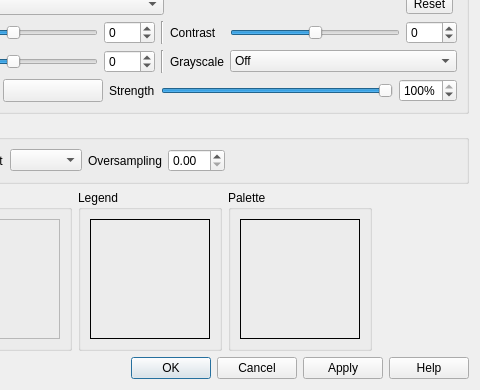
Before: the Qt Designer form src/ui/qgsrasterlayerpropertiesbase.ui in qgis/QGIS, drawn with Qt 5; both pictures show x 335 to 815 and y 340 to 730 of the 815 by 730 pixel window.
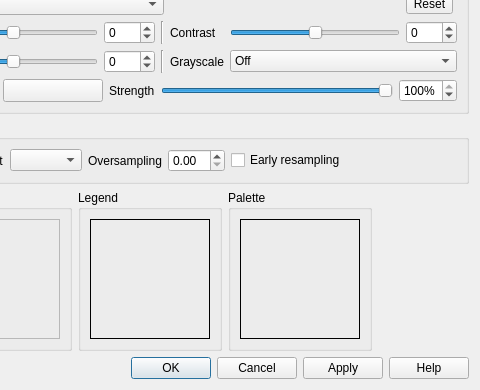
After: the same form once the commit is applied. The open tabs and pages were chosen to show the change. Icons and pictures are not drawn. Custom widgets are drawn as their Qt base class.

Commit message:
Raster resampling: add provider-level settings, and a switch at rasterpipe level between resamplingFilter and provider resampling
Also
* in settings UI, add a 'Early resampling' checkbox
* in raster properties UI, add similar checkbox
* serialize/deserialize new settings in QgsRasterLayer XML

What changed in the file:
```diff
--- a/src/ui/qgsrasterlayerpropertiesbase.ui
+++ b/src/ui/qgsrasterlayerpropertiesbase.ui
@@ -1141,6 +1141,13 @@
                   <item>
                    <widget class="QDoubleSpinBox" name="mMaximumOversamplingSpinBox"/>
                   </item>
+                  <item>
+                   <widget class="QCheckBox" name="mCbEarlyResampling">
+                    <property name="text">
+                     <string>Early resampling</string>
+                    </property>
+                   </widget>
+                  </item>
                   <item>
                    <spacer name="horizontalSpacer">
                     <property name="orientation">
```
The commit also changes 18 other files.
